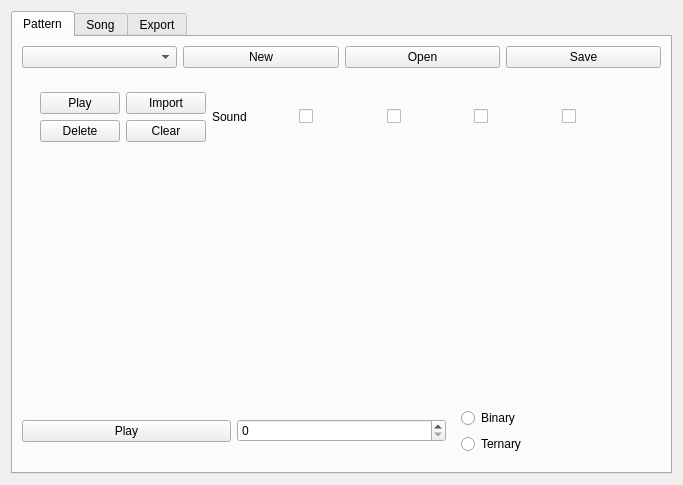
Above: ui/barwindow.ui from BdxMimo/project-bar before the change. Below: the same form after it.
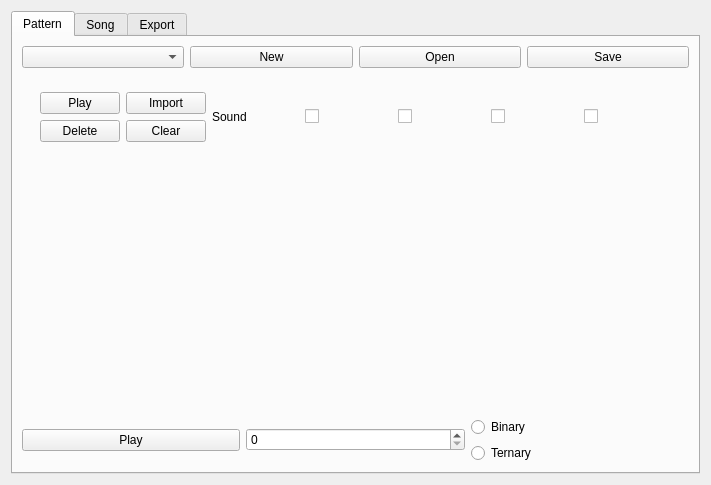
That is the form after the change.

What changed in the file:
```diff
--- a/ui/barwindow.ui
+++ b/ui/barwindow.ui
@@ -6,7 +6,7 @@
    <rect>
     <x>0</x>
     <y>0</y>
-    <width>671</width>
+    <width>711</width>
     <height>485</height>
    </rect>
   </property>
@@ -19,8 +19,8 @@
   <property name="windowTitle">
    <string>Form</string>
   </property>
-  <layout class="QGridLayout" name="gridLayout_2">
-   <item row="0" column="0">
+  <layout class="QVBoxLayout" name="verticalLayout_4">
+   <item>
     <widget class="QTabWidget" name="tabGeneral">
      <property name="autoFillBackground">
       <bool>false</bool>
@@ -35,8 +35,6 @@
       <attribute name="title">
        <string>Pattern</string>
       </attribute>
-      <layout class="QVBoxLayout" name="verticalLayout_3">
-       <item>
         <layout class="QVBoxLayout" name="verticalLayout_2">
          <item>
           <layout class="QHBoxLayout" name="layoutUpperBar">
@@ -74,11 +72,9 @@
              <height>99</height>
             </size>
            </property>
-           <layout class="QGridLayout" name="gridLayout_3">
-            <item row="0" column="0">
-             <widget class="QWidget" name="widget_3" native="true">
-              <layout class="QHBoxLayout" name="horizontalLayout_3">
+         <layout class="QVBoxLayout" name="verticalLayout_3">
                <item>
+           <widget class="QWidget" name="soundBar" native="true">
                 <layout class="QHBoxLayout" name="horizontalLayout_2">
                  <item>
                   <layout class="QGridLayout" name="gridLayout">
@@ -133,13 +129,6 @@
                    </property>
                   </widget>
                  </item>
-                 <item>
-                  <widget class="QCheckBox" name="checkBox_4">
-                   <property name="text">
-                    <string/>
-                   </property>
-                  </widget>
-                 </item>
                  <item>
                   <widget class="QCheckBox" name="checkBox_3">
                    <property name="text">
@@ -147,12 +136,17 @@
                    </property>
                   </widget>
                  </item>
-                </layout>
+             <item>
+              <widget class="QCheckBox" name="checkBox_4">
+               <property name="text">
+                <string/>
+               </property>
+              </widget>
                </item>
               </layout>
              </widget>
             </item>
-            <item row="1" column="0">
+          <item>
              <spacer name="verticalSpacer">
               <property name="orientation">
                <enum>Qt::Vertical</enum>
@@ -181,9 +175,6 @@
             <widget class="QSpinBox" name="spinboxTempo"/>
            </item>
            <item>
-            <widget class="QWidget" name="widget" native="true">
-             <layout class="QHBoxLayout" name="horizontalLayout_4">
-              <item>
                <layout class="QVBoxLayout" name="verticalLayout">
                 <item>
                  <widget class="QRadioButton" name="radiobuttonBinary">
@@ -197,11 +188,6 @@
                   <property name="text">
                    <string>Ternary</string>
                   </property>
-                 </widget>
-                </item>
-               </layout>
-              </item>
-             </layout>
             </widget>
            </item>
           </layout>
```
Left out of the diff: 2 changed lines with no effect on the pictures. Lines whose indentation alone changed are shown as unchanged.
